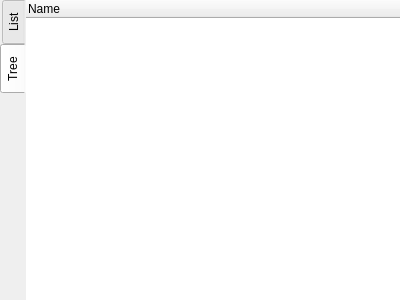
Above: src/widgets/functionswidget.ui from hteso/iaito before the change. Below: the same form after it.
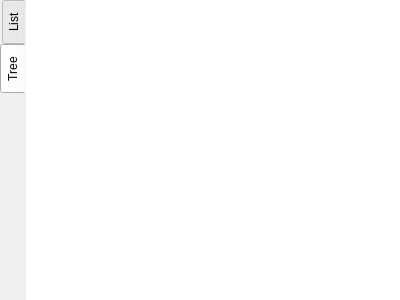
That is the form after the change. The open tabs and pages were chosen to show the change.

Commit message: Nested Functions Tree View with Model

```diff
--- a/src/widgets/functionswidget.ui
+++ b/src/widgets/functionswidget.ui
@@ -141,30 +141,30 @@
          <number>0</number>
         </property>
         <item>
-         <widget class="QTreeWidget" name="nestedFunctionsTree">
+         <widget class="QTreeView" name="nestedFunctionsTreeView">
           <property name="contextMenuPolicy">
            <enum>Qt::CustomContextMenu</enum>
           </property>
           <property name="styleSheet">
-           <string notr="true">QTreeWidget::item
+           <string notr="true">QTreeView::item
 {
     padding-left:10px;
-    padding-top: 1px;
-    padding-bottom: 1px;
+    padding-top: 2px;
+    padding-bottom: 2px;
     border-left: 10px;
 }
 
-QTreeWidget::item:selected
+QTreeView::item:selected
 {
     background: gray;
     color: white;
 }
 
-QTreeWidget::branch:selected
+QTreeView::branch:selected
 {
     background: gray;
 }
-QTreeWidget::item:hover
+QTreeView::item:hover
 {
     background: rgb(242, 246, 248);
     color: black;
@@ -183,11 +183,6 @@
           <property name="expandsOnDoubleClick">
            <bool>false</bool>
           </property>
-          <column>
-           <property name="text">
-            <string>Name</string>
-           </property>
-          </column>
          </widget>
         </item>
        </layout>
```
Left out of the diff: 6 changed lines with no effect on the pictures. The commit also changes 2 other files.
